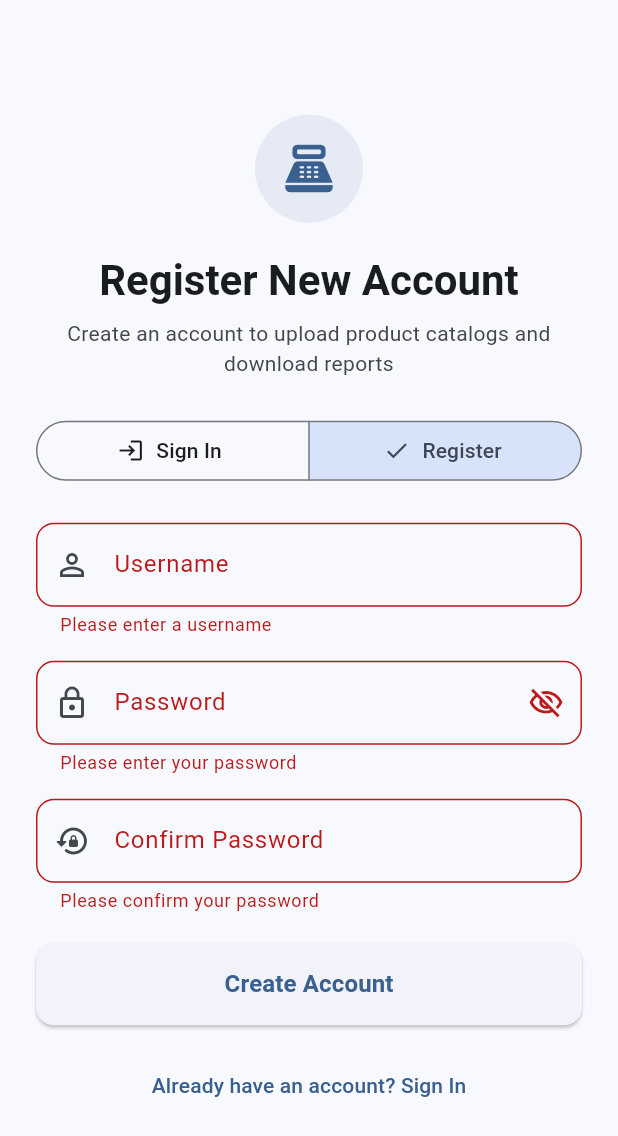
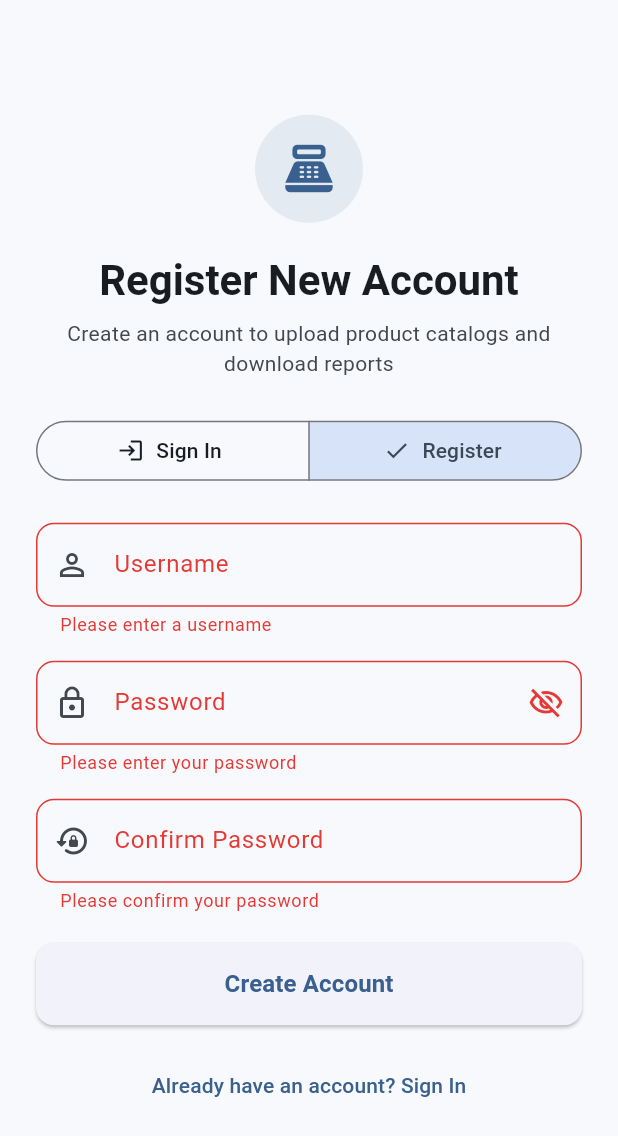
Before and after one commit to Nurujjaman329/laantech_project, a Flutter app: the screen it shows after launch, after a tap on "Register", after a tap on "Create Account", on a phone screen of 412 x 824 dp. Shown: the top 1136 px of the screen. Run offline on Flutter 3.47's test engine with Material 3 defaults, Android fonts, the phone set to English and light mode, and no system bars; our stand-ins replace connectivity_plus, dio, equatable, file_picker, flutter_bloc, flutter_local_notifications and 3 more; network calls fail.

Commit message:
feat(theme): add AppColors and AppTheme tokens

```diff
--- /dev/null
+++ b/lib/core/theme/app_colors.dart
@@ -0,0 +1,24 @@
+import 'package:flutter/material.dart';
+
+/// Central brand + transfer-status tokens.
+/// Wire into [ThemeData] via [AppTheme]; use status colors for transfer UI.
+class AppColors {
+  AppColors._();
+
+  // Brand
+  static const Color primary = Color(0xFF1E88E5);
+  static const Color secondary = Color(0xFF546E7A);
+
+  // Surfaces (light reference; Theme still owns light/dark adaptation)
+  static const Color surfaceLight = Color(0xFFF7F9FC);
+  static const Color surfaceContainerLight = Color(0xFFEEF2F7);
+  static const Color outline = Color(0xFFC5CDD8);
+
+  // Transfer status
+  static const Color running = primary;
+  static const Color paused = Color(0xFFFB8C00);
+  static const Color success = Color(0xFF43A047);
+  static const Color failed = Color(0xFFE53935);
+  static const Color cancelled = Color(0xFF78909C);
+  static const Color queued = Color(0xFF607D8B);
+}
--- /dev/null
+++ b/lib/core/theme/app_theme.dart
@@ -0,0 +1,44 @@
+import 'package:flutter/material.dart';
+
+import 'app_colors.dart';
+
+class AppTheme {
+  AppTheme._();
+
+  static ThemeData light() {
+    final scheme = ColorScheme.fromSeed(
+      seedColor: AppColors.primary,
+      brightness: Brightness.light,
+      secondary: AppColors.secondary,
+      error: AppColors.failed,
+    );
+
+    return ThemeData(
+      useMaterial3: true,
+      colorScheme: scheme,
+      scaffoldBackgroundColor: AppColors.surfaceLight,
+      appBarTheme: const AppBarTheme(
+        centerTitle: false,
+        elevation: 0,
+      ),
+    );
+  }
+
+  static ThemeData dark() {
+    final scheme = ColorScheme.fromSeed(
+      seedColor: AppColors.primary,
+      brightness: Brightness.dark,
+      secondary: AppColors.secondary,
+      error: AppColors.failed,
+    );
+
+    return ThemeData(
+      useMaterial3: true,
+      colorScheme: scheme,
+      appBarTheme: const AppBarTheme(
+        centerTitle: false,
+        elevation: 0,
+      ),
+    );
+  }
+}
--- a/lib/features/file_transfer/presentation/screens/upload_screen.dart
+++ b/lib/features/file_transfer/presentation/screens/upload_screen.dart
@@ -2,6 +2,7 @@ import 'dart:io';
 import 'package:file_picker/file_picker.dart';
 import 'package:flutter/material.dart';
 import 'package:flutter_bloc/flutter_bloc.dart';
+import '../../../../core/theme/app_colors.dart';
 import '../../domain/entities/transfer_task.dart';
 import '../bloc/transfer_bloc.dart';
 import '../bloc/transfer_event.dart';
@@ -269,7 +270,10 @@ class _UploadScreenState extends State<UploadScreen> {
                                         height: 16,
                                         child: CircularProgressIndicator(strokeWidth: 2),
                                       )
-                                    : const Icon(Icons.auto_awesome, color: Colors.purple),
+                                    : const Icon(
+                                        Icons.auto_awesome,
+                                        color: AppColors.primary,
+                                      ),
                                 label: const Text('>50MB Sample'),
                                 style: OutlinedButton.styleFrom(
                                   padding: const EdgeInsets.symmetric(vertical: 14),
--- a/lib/main.dart
+++ b/lib/main.dart
@@ -8,6 +8,7 @@ import 'core/network/dio_client.dart';
 import 'core/notifications/notification_service.dart';
 import 'core/notifications/transfer_notification_router.dart';
 import 'core/storage/token_storage.dart';
+import 'core/theme/app_theme.dart';
 
 import 'features/auth/data/datasources/auth_remote_data_source.dart';
 import 'features/auth/data/repositories/auth_repository_impl.dart';
@@ -130,24 +131,8 @@ class PosTransferApp extends StatelessWidget {
       navigatorKey: rootNavigatorKey,
       title: 'POS File Transfer',
       debugShowCheckedModeBanner: false,
-      theme: ThemeData(
-        useMaterial3: true,
-        colorScheme: ColorScheme.fromSeed(
-          seedColor: const Color(0xFF1E88E5), // Enterprise POS Blue
-          brightness: Brightness.light,
-        ),
-        appBarTheme: const AppBarTheme(
-          centerTitle: false,
-          elevation: 0,
-        ),
-      ),
-      darkTheme: ThemeData(
-        useMaterial3: true,
-        colorScheme: ColorScheme.fromSeed(
-          seedColor: const Color(0xFF1E88E5),
-          brightness: Brightness.dark,
-        ),
-      ),
+      theme: AppTheme.light(),
+      darkTheme: AppTheme.dark(),
       home: BlocBuilder<AuthBloc, AuthState>(
         builder: (context, state) {
           if (state is AuthAuthenticated) {
```
Also changed, not shown: lib/features/file_transfer/presentation/screens/download_screen.dart (+6 -2 lines), lib/features/file_transfer/presentation/widgets/transfer_item_tile.dart (+17 -7 lines), img.png (deleted).
